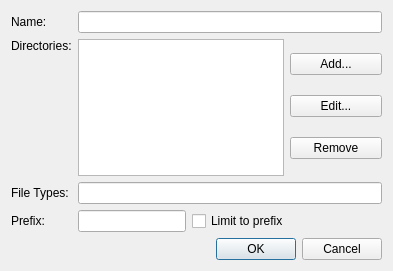
Above: src/plugins/quickopen/directoryfilter.ui from qt-creator/qt-creator before the change. Below: the same form after it.
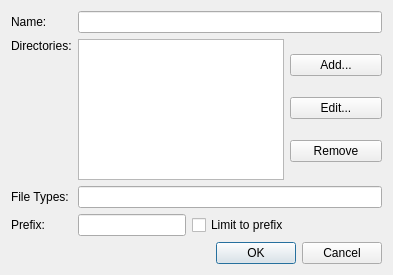
That is the form after the change.

Diff of the .ui file:
```diff
--- a/src/plugins/quickopen/directoryfilter.ui
+++ b/src/plugins/quickopen/directoryfilter.ui
@@ -7,7 +7,7 @@
     <x>0</x>
     <y>0</y>
     <width>393</width>
-    <height>271</height>
+    <height>275</height>
    </rect>
   </property>
   <layout class="QGridLayout">
```
Left out of the diff: 14 changed lines with no effect on the pictures.
